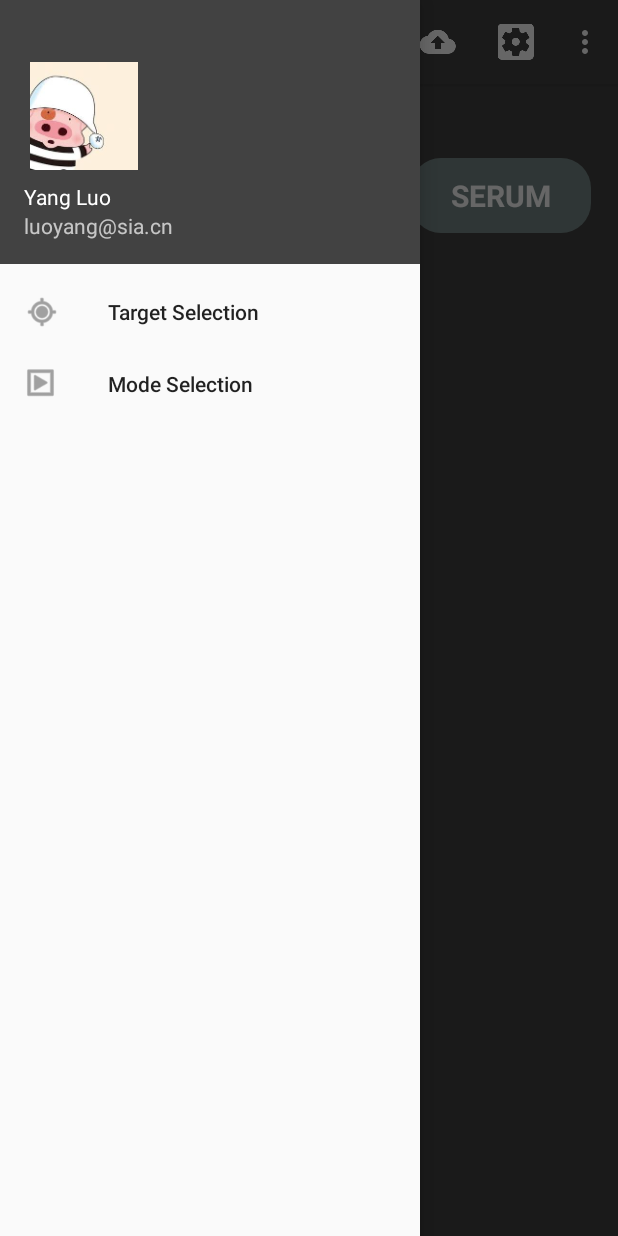
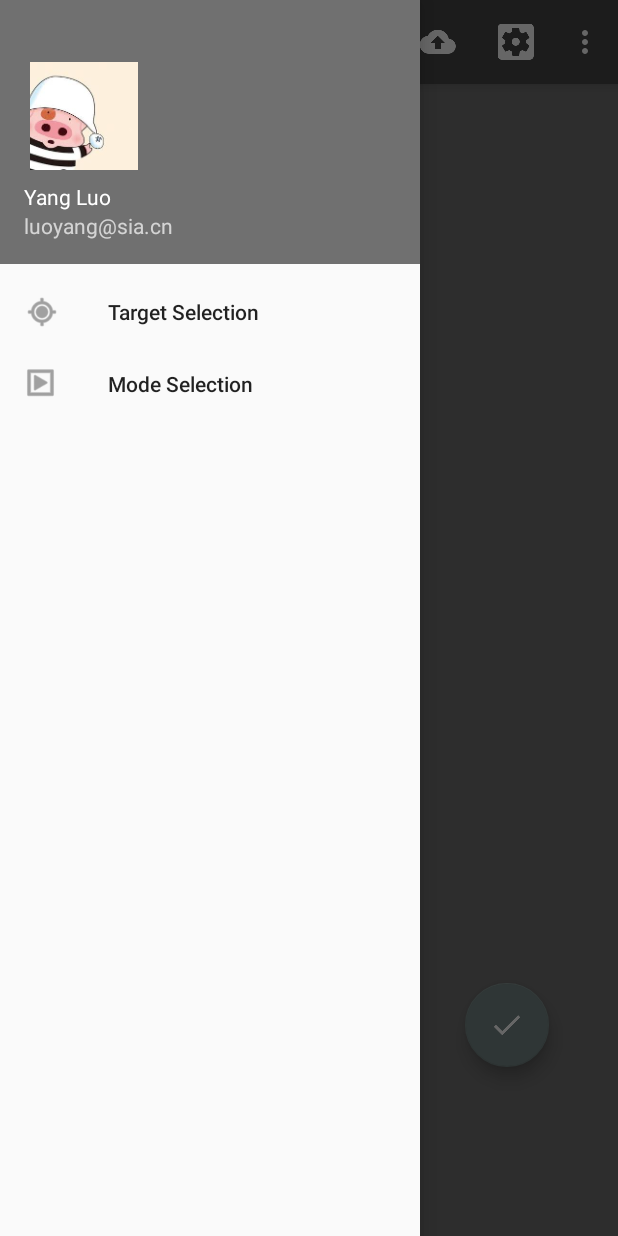
Before and after one commit to thinkexist1989/SmartBioViewer, an Android app: the MainActivity screen opened directly, with no data from a screen before it, with the side drawer open, on a phone screen of 412 x 824 dp. Run offline under Robolectric (Android 15) with nearby library versions, the phone set to English and light mode, and no system bars.

Commit message:
change style

```diff
--- a/app/src/main/java/name/yluo/SmartBioViewer/CustomColor.java
+++ b/app/src/main/java/name/yluo/SmartBioViewer/CustomColor.java
@@ -21,9 +21,19 @@ public class CustomColor {
     private static int calcColor(int i) {
         if(i > 1000) i = 1000;
         if(i < 0) i = 0;
-        r = (int) ((float)i*0.001*218);
-        g = (int) ((float)(1000.0 - i)*0.001* 218);
-        b = 0x29;
+        if(i < 333) {
+            r = 20; g = 215; b = 40;
+        }
+        else if(i > 333 & i < 666) {
+            r = 248; g = 195; b = 30;
+        }
+        else
+        {
+            r = 228; g = 58; b = 40;
+        }
+//        r = (int) ((float)i*0.001*218);
+////        g = (int) ((float)(1000.0 - i)*0.001* 218);
+////        b = 0x29;
         return  Color.rgb(r, g, b);
     }
 
--- a/app/src/main/java/name/yluo/SmartBioViewer/MainActivity.java
+++ b/app/src/main/java/name/yluo/SmartBioViewer/MainActivity.java
@@ -21,6 +21,7 @@ import android.widget.Button;
 import android.widget.TextView;
 import android.widget.Toast;
 
+import com.google.android.material.floatingactionbutton.FloatingActionButton;
 import com.google.android.material.navigation.NavigationView;
 
 import org.w3c.dom.Text;
@@ -30,9 +31,9 @@ public class MainActivity extends AppCompatActivity {
 
     public Window window;
     public Toolbar toolbar;
-    public TextView tv_target;
-    public TextView tv_mode;
-    public Button btn_start;
+//    public TextView tv_target;
+//    public TextView tv_mode;
+    public FloatingActionButton btn_start;
     public TextView tv_state;
     public DrawerLayout mDrawerLayout;
 
@@ -43,8 +44,10 @@ public class MainActivity extends AppCompatActivity {
     @Override
     public boolean onOptionsItemSelected(@NonNull MenuItem item) {
         switch (item.getItemId()) {
-            case R.id.backup:
-                Toast.makeText(this, "You clicked backup!", Toast.LENGTH_SHORT).show();
+            case R.id.history:
+                Toast.makeText(this, "You clicked History!", Toast.LENGTH_SHORT).show();
+                Intent intent = new Intent(MainActivity.this, ModeActivity.class);
+                startActivity(intent);
                 break;
             case R.id.settings:
                 break;
@@ -72,8 +75,9 @@ public class MainActivity extends AppCompatActivity {
     @Override
     protected void onResume() {
         super.onResume();
-        tv_target.setText(CustomInfo.target.toString());
-        tv_mode.setText(CustomInfo.testMode.toString());
+        this.setTitle(CustomInfo.target.toString()+ " in " + CustomInfo.testMode.toString());
+//        tv_target.setText(CustomInfo.target.toString());
+//        tv_mode.setText(CustomInfo.testMode.toString());
     }
 
     @Override
@@ -89,14 +93,18 @@ public class MainActivity extends AppCompatActivity {
         //设置状态栏颜色
 //        window.setStatusBarColor(Color.parseColor("#000000"));
 
-        btn_start = (Button) findViewById(R.id.button_start);
+        btn_start = (FloatingActionButton) findViewById(R.id.button_start);
         toolbar = (Toolbar) findViewById(R.id.toolbar);
         setSupportActionBar(toolbar);
-        tv_target = (TextView) findViewById(R.id.textView_target);
-        tv_target.setText(CustomInfo.target.toString());
 
-        tv_mode = (TextView) findViewById(R.id.textView_mode);
-        tv_mode.setText(CustomInfo.testMode.toString());
+//        toolbar.setTitle(CustomInfo.target.toString()+ " " + CustomInfo.testMode.toString());
+        this.setTitle(CustomInfo.target.toString()+ "::" + CustomInfo.testMode.toString());
+
+//        tv_target = (TextView) findViewById(R.id.textView_target);
+//        tv_target.setText(CustomInfo.target.toString());
+//
+//        tv_mode = (TextView) findViewById(R.id.textView_mode);
+//        tv_mode.setText(CustomInfo.testMode.toString());
 
         tv_state = (TextView) findViewById(R.id.textView_state);
 
@@ -145,7 +153,7 @@ public class MainActivity extends AppCompatActivity {
 
 //                ((GradientDrawable) tv_mode.getBackground()).setColor(color);
 //                ((GradientDrawable) tv_target.getBackground()).setColor(color);
-//                ((GradientDrawable) tv_state.getBackground()).setColor(color);
+                ((GradientDrawable) tv_state.getBackground()).setColor(color);
 
                 if(i <= 333)
                     tv_state.setText("NORMAL");
--- a/app/src/main/res/drawable-xxhdpi/round_corner_shape.xml
+++ b/app/src/main/res/drawable-xxhdpi/round_corner_shape.xml
@@ -1,6 +1,6 @@
 <?xml version="1.0" encoding="utf-8"?>
 
  <shape xmlns:android="http://schemas.android.com/apk/res/android">
-        <solid android:color="?android:colorAccent"/>  //背景颜色
+        <solid android:color="@color/colorButton"/>  //背景颜色
         <corners android:radius="20dp"/>   //圆角弧度
 </shape>
--- a/app/src/main/res/layout/activity_main.xml
+++ b/app/src/main/res/layout/activity_main.xml
@@ -5,7 +5,7 @@
     android:id="@+id/drawer_layout"
     android:layout_width="match_parent"
     android:layout_height="match_parent"
-    android:background="@color/cardview_dark_background"
+    android:background="@color/colorBackground"
     android:fitsSystemWindows="true"
     tools:openDrawer="start">
 
--- a/app/src/main/res/layout/activity_mode.xml
+++ b/app/src/main/res/layout/activity_mode.xml
@@ -4,7 +4,7 @@
     xmlns:tools="http://schemas.android.com/tools"
     android:layout_width="match_parent"
     android:layout_height="match_parent"
-    android:background="@color/cardview_dark_background"
+    android:background="@color/colorBackground"
     tools:context=".ModeActivity">
 
     <com.google.android.material.appbar.AppBarLayout
@@ -18,7 +18,7 @@
             android:id="@+id/toolbar"
             android:layout_width="match_parent"
             android:layout_height="?attr/actionBarSize"
-            android:background="@color/cardview_dark_background"
+            android:background="@color/colorMenu"
             android:theme="@style/ThemeOverlay.AppCompat.Dark.ActionBar"
             app:popupTheme="@style/ThemeOverlay.AppCompat.Light"
             app:title="Mode Selection"/>
--- a/app/src/main/res/layout/activity_target.xml
+++ b/app/src/main/res/layout/activity_target.xml
@@ -4,7 +4,7 @@
     xmlns:tools="http://schemas.android.com/tools"
     android:layout_width="match_parent"
     android:layout_height="match_parent"
-    android:background="@color/cardview_dark_background"
+    android:background="@color/colorBackground"
     tools:context=".TargetActivity">
 
     <com.google.android.material.appbar.AppBarLayout
@@ -18,7 +18,7 @@
             android:id="@+id/toolbar"
             android:layout_width="match_parent"
             android:layout_height="?attr/actionBarSize"
-            android:background="@color/cardview_dark_background"
+            android:background="@color/colorMenu"
             android:theme="@style/ThemeOverlay.AppCompat.Dark.ActionBar"
             app:popupTheme="@style/ThemeOverlay.AppCompat.Light"
             app:title="Target Selection"/>
--- a/app/src/main/res/layout/app_bar_main.xml
+++ b/app/src/main/res/layout/app_bar_main.xml
@@ -17,7 +17,7 @@
             android:id="@+id/toolbar"
             android:layout_width="match_parent"
             android:layout_height="?attr/actionBarSize"
-            android:background="@color/cardview_dark_background"
+            android:background="@color/colorMenu"
             android:theme="@style/ThemeOverlay.AppCompat.Dark.ActionBar"
             app:popupTheme="@style/ThemeOverlay.AppCompat.Light" />
 
@@ -37,20 +37,21 @@
             android:paddingTop="40dp"
             app:layout_constraintTop_toTopOf="parent">
 
-            <TextView
-                android:id="@+id/textView_target"
-                android:layout_width="120dp"
-                android:layout_height="50dp"
-                android:gravity="center"
-                android:background="@drawable/round_corner_shape"
-                android:text="IFH-8"
-                android:textColor="#FFFFFF"
-                android:textSize="20sp"
-                android:textStyle="bold"
-                app:layout_constraintBottom_toBottomOf="parent"
-                app:layout_constraintEnd_toStartOf="@id/button_start"
-                app:layout_constraintStart_toStartOf="parent"
-                app:layout_constraintTop_toTopOf="parent" />
+<!--            <TextView-->
+<!--                android:id="@+id/textView_target"-->
+<!--                android:layout_width="120dp"-->
+<!--                android:layout_height="50dp"-->
+<!--                android:layout_marginStart="20dp"-->
+<!--                android:layout_marginEnd="20dp"-->
+<!--                android:gravity="center"-->
+<!--                android:background="@drawable/round_corner_shape"-->
+<!--                android:text="IFH-8"-->
+<!--                android:textColor="#FFFFFF"-->
+<!--                android:textSize="20sp"-->
+<!--                android:textStyle="bold"-->
+<!--                app:layout_constraintBottom_toBottomOf="parent"-->
+<!--                app:layout_constraintStart_toStartOf="parent"-->
+<!--                app:layout_constraintTop_toTopOf="parent" />-->
 
             <!--            <ImageButton-->
             <!--                android:id="@+id/fab_add"-->
@@ -75,35 +76,21 @@
             <!--                app:layout_constraintEnd_toEndOf="parent"-->
             <!--                app:srcCompat="@android:drawable/ic_media_play" />-->
 
-            <Button
-                android:id="@+id/button_start"
-                android:layout_width="100dp"
-                android:layout_height="100dp"
-                android:background="@drawable/ripple_oval"
-                android:text="start"
-                android:textColor="#FFFFFF"
-                android:textSize="20dp"
-                android:textStyle="bold"
-                app:layout_constraintEnd_toEndOf="parent"
-                app:layout_constraintStart_toStartOf="parent"
-                app:layout_constraintTop_toTopOf="parent" />
-
-            <TextView
-                android:id="@+id/textView_mode"
-                android:layout_width="120dp"
-                android:layout_height="50dp"
-                android:layout_marginStart="20dp"
-                android:layout_marginEnd="20dp"
-                android:background="@drawable/round_corner_shape"
-                android:gravity="center"
-                android:text="Saliva Test"
-                android:textColor="#FFFFFF"
-                android:textSize="20dp"
-                android:textStyle="bold"
-                app:layout_constraintBottom_toBottomOf="parent"
-                app:layout_constraintEnd_toEndOf="parent"
-                app:layout_constraintStart_toEndOf="@+id/button_start"
-                app:layout_constraintTop_toTopOf="parent" />
+<!--            <TextView-->
+<!--                android:id="@+id/textView_mode"-->
+<!--                android:layout_width="120dp"-->
+<!--                android:layout_height="50dp"-->
+<!--                android:layout_marginStart="20dp"-->
+<!--                android:layout_marginEnd="20dp"-->
+<!--                android:background="@drawable/round_corner_shape"-->
+<!--                android:gravity="center"-->
+<!--                android:text="Saliva Test"-->
+<!--                android:textColor="#FFFFFF"-->
+<!--                android:textSize="20dp"-->
+<!--                android:textStyle="bold"-->
+<!--                app:layout_constraintBottom_toBottomOf="parent"-->
+<!--                app:layout_constraintEnd_toEndOf="parent"-->
+<!--                app:layout_constraintTop_toTopOf="parent" />-->
 
             <!--            <Button-->
             <!--                android:id="@+id/button"-->
@@ -131,6 +118,34 @@
             app:layout_constraintStart_toStartOf="parent"
             app:layout_constraintTop_toTopOf="parent" />
 
+<!--        <Button-->
+<!--            android:id="@+id/button_start"-->
+<!--            android:layout_width="73dp"-->
+<!--            android:layout_height="75dp"-->
+<!--            android:layout_marginTop="400dp"-->
+<!--            android:background="@drawable/ripple_oval"-->
+<!--            android:text="START"-->
+<!--            android:textColor="#FFFFFF"-->
+<!--            android:textSize="20dp"-->
+<!--            android:textStyle="bold"-->
+<!--            app:layout_constraintEnd_toEndOf="parent"-->
+<!--            app:layout_constraintHorizontal_bias="0.899"-->
+<!--            app:layout_constraintStart_toStartOf="parent"-->
+<!--            app:layout_constraintBottom_toBottomOf="parent"-->
+<!--            app:layout_constraintTop_toTopOf="parent" />-->
+
+        <com.google.android.material.floatingactionbutton.FloatingActionButton
+            android:id="@+id/button_start"
+            android:layout_width="wrap_content"
+            android:layout_height="wrap_content"
+            android:src="@drawable/ic_done"
+            app:layout_constraintBottom_toBottomOf="parent"
+            app:layout_constraintEnd_toEndOf="parent"
+            app:layout_constraintHorizontal_bias="0.87"
+            app:layout_constraintStart_toStartOf="parent"
+            app:layout_constraintTop_toTopOf="parent"
+            app:layout_constraintVertical_bias="0.853" />
+
         <name.yluo.SmartBioViewer.BubbleViscosity
             android:id="@+id/bubbleVis"
             android:layout_width="match_parent"
--- a/app/src/main/res/layout/nav_header_main.xml
+++ b/app/src/main/res/layout/nav_header_main.xml
@@ -3,7 +3,7 @@
     xmlns:app="http://schemas.android.com/apk/res-auto"
     android:layout_width="match_parent"
     android:layout_height="@dimen/nav_header_height"
-    android:background="@color/cardview_dark_background"
+    android:background="@color/colorBackground"
     android:gravity="bottom"
     android:orientation="vertical"
     android:paddingLeft="@dimen/activity_horizontal_margin"
--- a/app/src/main/res/menu/toolbar.xml
+++ b/app/src/main/res/menu/toolbar.xml
@@ -2,9 +2,9 @@
 <menu xmlns:android="http://schemas.android.com/apk/res/android"
     xmlns:app="http://schemas.android.com/apk/res-auto">
     <item
-        android:id="@+id/backup"
+        android:id="@+id/history"
         android:icon="@drawable/ic_backup"
-        android:title="Backup"
+        android:title="History"
         app:showAsAction="always"/>
 
     <item
--- a/app/src/main/res/values/colors.xml
+++ b/app/src/main/res/values/colors.xml
@@ -3,6 +3,13 @@
     <color name="colorPrimary">#202221</color>
     <color name="colorPrimaryDark">#39383A</color>
     <color name="colorAccent">#768887</color>
+    <color name="colorButton">#929292</color>
+    <color name="colorBackground">#707070</color>
+    <color name="colorMenu">#464646</color>
+    <color name="colorStatus">#323232</color>
+    <color name="colorNormal">#14D728</color>
+    <color name="colorWarning">#F8C31E</color>
+    <color name="colorAlert">#E43A28</color>
 <!--    <color name="colorPrimary">#25DA29</color>-->
 <!--    <color name="colorPrimaryDark">#25DA29</color>-->
 <!--    <color name="colorAccent">#25DA29</color>-->
```
